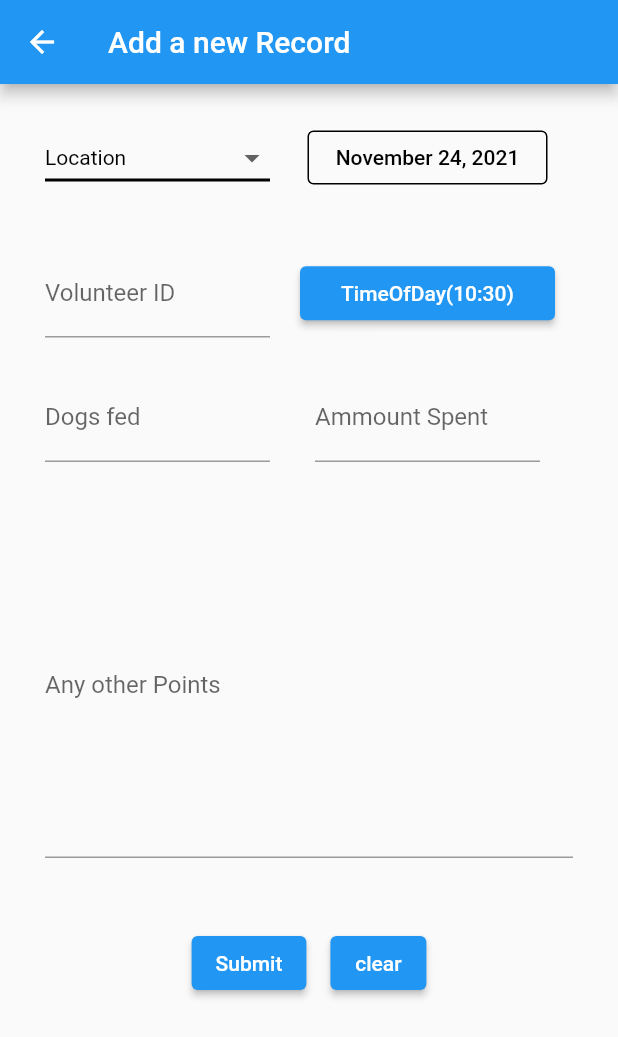
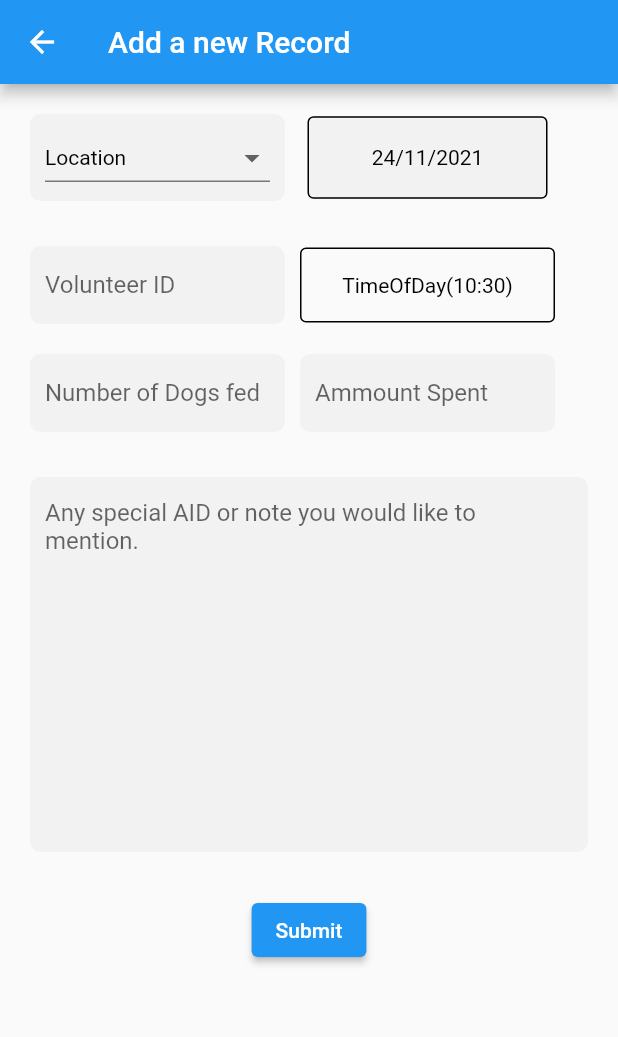
Before and after one commit to akshayMunot30/NGO-System-for-Street-Dogs, a Flutter app: the AddNewRecord screen opened directly, on a phone screen of 412 x 824 dp. Shown: the top 1037 px of the screen. Run offline on Flutter 3.47's test engine with Material 2 defaults, Android fonts, the light colour scheme and no system bars.

Commit message:
Fully Implemented Volunteer Side

```diff
--- a/client/lib/api.dart
+++ b/client/lib/api.dart
@@ -23,7 +23,7 @@ class ApiRemoteServer {
     Map request = {'token': token, 'uid': uid, 'rid': rid, 'params': params};
     //printLog(request);
     try {
-      var url = Uri.parse('http://10.0.2.2:3000/$rid');
+      var url = Uri.parse('http://10.0.2.2:3001/$rid');
       var response = await http.post(url, body: json.encode(request));
       // ignore: unrelated_type_equality_checks
       return jsonDecode(response.body);
@@ -35,7 +35,7 @@ class ApiRemoteServer {
 
   Future<dynamic> get(String rid, {int tryingNum = 0}) async {
     try {
-      var url = Uri.parse('http://10.0.2.2:3000/$rid');
+      var url = Uri.parse('http://10.0.2.2:3001/$rid');
       var response = await http.get(url);
       return jsonDecode(response.body);
     } catch (e) {
@@ -103,7 +103,7 @@ class ApiClient {
       String comments,
       String locality_name,
       String date) async {
-    await apiServer.post("createUser", params: {
+    await apiServer.post("addRecord", params: {
       'user_id': user_id,
       'time': time,
       'number_of_dogs': number_of_dogs,
--- a/client/lib/screens/add_newRecord_page.dart
+++ b/client/lib/screens/add_newRecord_page.dart
@@ -1,5 +1,9 @@
 import 'package:flutter/material.dart';
 import 'package:intl/intl.dart';
+
+import 'package:ngo_system_for_street_dogs/screens/homepage_volunteer.dart';
+
+import '../api.dart';
 
 class AddNewRecord extends StatefulWidget {
   @override
@@ -10,6 +14,32 @@ class _AddNewRecordState extends State<AddNewRecord> {
   String dropDownValue = "Location";
   DateTime date = DateTime.now();
   TimeOfDay time = TimeOfDay.now();
+
+  TextEditingController _location = new TextEditingController();
+  TextEditingController _date = new TextEditingController();
+  TextEditingController _volunteerId = new TextEditingController();
+  TextEditingController _time = new TextEditingController();
+  TextEditingController _dogsFed = new TextEditingController();
+  TextEditingController _amount = new TextEditingController();
+  TextEditingController _comments = new TextEditingController();
+
+  void _submitReport() {
+    ApiClient().addRecord(_volunteerId.text, _time.text, _dogsFed.text,
+        _amount.text, _comments.text, _location.text, _date.text);
+    _location.clear();
+    _date.clear();
+    _volunteerId.clear();
+    _time.clear();
+    _dogsFed.clear();
+    _amount.clear();
+    _comments.clear();
+    Navigator.pushReplacement(
+        context,
+        MaterialPageRoute(
+          builder: (context) => VolunteerHome(),
+        ),
+      );
+  }
 
   @override
   Widget build(BuildContext context) {
@@ -26,6 +56,7 @@ class _AddNewRecordState extends State<AddNewRecord> {
                 children: [
                   Container(
                     decoration: BoxDecoration(
+                      color: Color(0xFFF2F2F2),
                       borderRadius: BorderRadius.circular(7.0),
                     ),
                     padding: EdgeInsets.symmetric(
@@ -42,20 +73,17 @@ class _AddNewRecordState extends State<AddNewRecord> {
                       elevation: 16,
                       style: const TextStyle(color: Colors.black),
                       underline: Container(
-                          height: 2,
+                        height: 0.5,
                         color: Colors.black,
                       ),
                       onChanged: (String? newValue) {
                         setState(() {
                           dropDownValue = newValue!;
+                          _location.text = newValue;
                         });
                       },
-                        items: <String>[
-                          'Location',
-                          'Pune',
-                          'Mumbai',
-                          'Amravati'
-                        ].map<DropdownMenuItem<String>>((String value) {
+                      items: <String>['Location', 'Pune', 'Mumbai', 'Amravati']
+                          .map<DropdownMenuItem<String>>((String value) {
                         return DropdownMenuItem<String>(
                           value: value,
                           child: Text(value),
@@ -69,8 +97,18 @@ class _AddNewRecordState extends State<AddNewRecord> {
                     decoration: BoxDecoration(
                       borderRadius: BorderRadius.circular(7.0),
                     ),
+                    child: SizedBox(
+                      height: 55,
                       child: TextButton(
-                        style: TextButton.styleFrom(primary: Colors.black, side: BorderSide(color: Colors.black,),),
+                        style: TextButton.styleFrom(
+                          side: BorderSide(style: BorderStyle.solid),
+                          primary: Colors.black,
+                          backgroundColor: Color(0xFFF2F2F2),
+                          shadowColor: Colors.black,
+                          textStyle: TextStyle(
+                            fontWeight: FontWeight.w400,
+                          ),
+                        ),
                         onPressed: () {
                           showDatePicker(
                             context: context,
@@ -80,11 +118,14 @@ class _AddNewRecordState extends State<AddNewRecord> {
                           ).then((value) {
                             setState(() {
                               date = value!;
+                              _date.text =
+                                  DateFormat('dd/MM/yyyy').format(date);
                             });
                           });
                         },
                         child: Text(
-                          DateFormat('yMMMMd').format(date),
+                          DateFormat('dd/MM/yyyy').format(date),
+                        ),
                       ),
                     ),
                   ),
@@ -103,19 +144,31 @@ class _AddNewRecordState extends State<AddNewRecord> {
                         padding:
                             EdgeInsets.symmetric(horizontal: 10, vertical: 2),
                         decoration: BoxDecoration(
+                          color: Color(0xFFF2F2F2),
                           borderRadius: BorderRadius.circular(7.0),
                         ),
                         child: TextField(
+                          controller: _volunteerId,
                           decoration: InputDecoration(
-                              hintText: "ID",
-                              labelText: "Volunteer ID",
+                            border: InputBorder.none,
+                            hintText: "Volunteer ID",
                           ),
                         ),
                       ),
                       Container(
                         width: 170,
                         margin: EdgeInsets.only(left: 10),
-                          child: ElevatedButton(
+                        child: SizedBox(
+                          height: 50,
+                          child: TextButton(
+                            style: TextButton.styleFrom(
+                              side: BorderSide(style: BorderStyle.solid),
+                              primary: Colors.black,
+                              shadowColor: Colors.black,
+                              textStyle: TextStyle(
+                                fontWeight: FontWeight.w400,
+                              ),
+                            ),
                             onPressed: () {
                               showTimePicker(
                                 context: context,
@@ -123,11 +176,13 @@ class _AddNewRecordState extends State<AddNewRecord> {
                               ).then((value) {
                                 setState(() {
                                   time = value!;
+                                  _time.text = value.toString();
                                 });
                               });
                             },
                             child: Text(
                               '$time',
+                            ),
                           ),
                         ),
                       ),
@@ -148,12 +203,14 @@ class _AddNewRecordState extends State<AddNewRecord> {
                         padding:
                             EdgeInsets.symmetric(horizontal: 10, vertical: 2),
                         decoration: BoxDecoration(
+                          color: Color(0xFFF2F2F2),
                           borderRadius: BorderRadius.circular(7.0),
                         ),
                         child: TextField(
+                          controller: _dogsFed,
                           decoration: InputDecoration(
-                              hintText: "eg. 1, 2, 3...",
-                              labelText: "Dogs fed",
+                            border: InputBorder.none,
+                            hintText: "Number of Dogs fed",
                           ),
                         ),
                       ),
@@ -163,12 +220,14 @@ class _AddNewRecordState extends State<AddNewRecord> {
                         padding:
                             EdgeInsets.symmetric(horizontal: 10, vertical: 2),
                         decoration: BoxDecoration(
+                          color: Color(0xFFF2F2F2),
                           borderRadius: BorderRadius.circular(7.0),
                         ),
                         child: TextField(
+                          controller: _amount,
                           decoration: InputDecoration(
-                              hintText: "Rs.",
-                              labelText: "Ammount Spent",
+                            border: InputBorder.none,
+                            hintText: "Ammount Spent",
                           ),
                         ),
                       )
@@ -181,49 +240,33 @@ class _AddNewRecordState extends State<AddNewRecord> {
               width: double.maxFinite,
               height: 250,
               decoration: BoxDecoration(
+                color: Color(0xFFF2F2F2),
                 borderRadius: BorderRadius.circular(7.0),
               ),
               margin: EdgeInsets.all(20),
               padding: EdgeInsets.symmetric(horizontal: 10, vertical: 2),
               child: TextField(
+                controller: _comments,
                 maxLines: 10,
                 decoration: InputDecoration(
+                  border: InputBorder.none,
                   hintText:
                       "Any special AID or note you would like to mention.",
-                    labelText: "Any other Points",
                 ),
-                ),
-              ),
-              Row(
-                mainAxisAlignment: MainAxisAlignment.center,
-                children: [
-                  Container(
-                    margin: EdgeInsets.all(8.0),
-                    child: ElevatedButton(
-                      onPressed: () {
-                        //....
-                      },
-                      child: Text("Submit"),
               ),
             ),
             Container(
               margin: EdgeInsets.all(8.0),
               child: ElevatedButton(
                 onPressed: () {
-                        Navigator.pop(
-                          context,
-                          MaterialPageRoute(
-                            builder: (context) => AddNewRecord(),
-                          ),
-                        );
+                  _submitReport();
                 },
-                      child: Text("clear"),
+                child: Text("Submit"),
               ),
             ),
           ],
-              )
-            ],
         ),
-        ));
+      ),
+    );
   }
 }
--- a/client/lib/screens/adminLogin.dart
+++ b/client/lib/screens/adminLogin.dart
@@ -2,7 +2,7 @@ import 'package:flutter/material.dart';
 
 import 'package:ngo_system_for_street_dogs/screens/homepage_admin.dart';
 
-import 'package:ngo_system_for_street_dogs/screens/signup.dart';
+import 'package:ngo_system_for_street_dogs/screens/adminSignUp.dart';
 
 import '../api.dart';
 
--- a/client/lib/widgets/main_drawer.dart
+++ b/client/lib/widgets/main_drawer.dart
@@ -1,7 +1,7 @@
 import 'package:flutter/cupertino.dart';
 import 'package:flutter/material.dart';
 import 'package:ngo_system_for_street_dogs/screens/add_newRecord_page.dart';
-import 'package:ngo_system_for_street_dogs/screens/signup.dart';
+import 'package:ngo_system_for_street_dogs/screens/adminSignUp.dart';
 import 'package:ngo_system_for_street_dogs/screens/record.dart';
 import 'package:ngo_system_for_street_dogs/screens/monthly_reports.dart';
 import '../screens/add_new_locality.dart';
```
Also changed, not shown: client/lib/screens/adminSignUp.dart (renamed from client/lib/screens/signup.dart, +3 -6 lines), client/lib/screens/volunteerLogin.dart (+22 -19 lines), client/lib/widgets/maindrawer_volunteer.dart (+7 -17 lines), 1 other file. Lines whose indentation alone changed are shown as unchanged.
